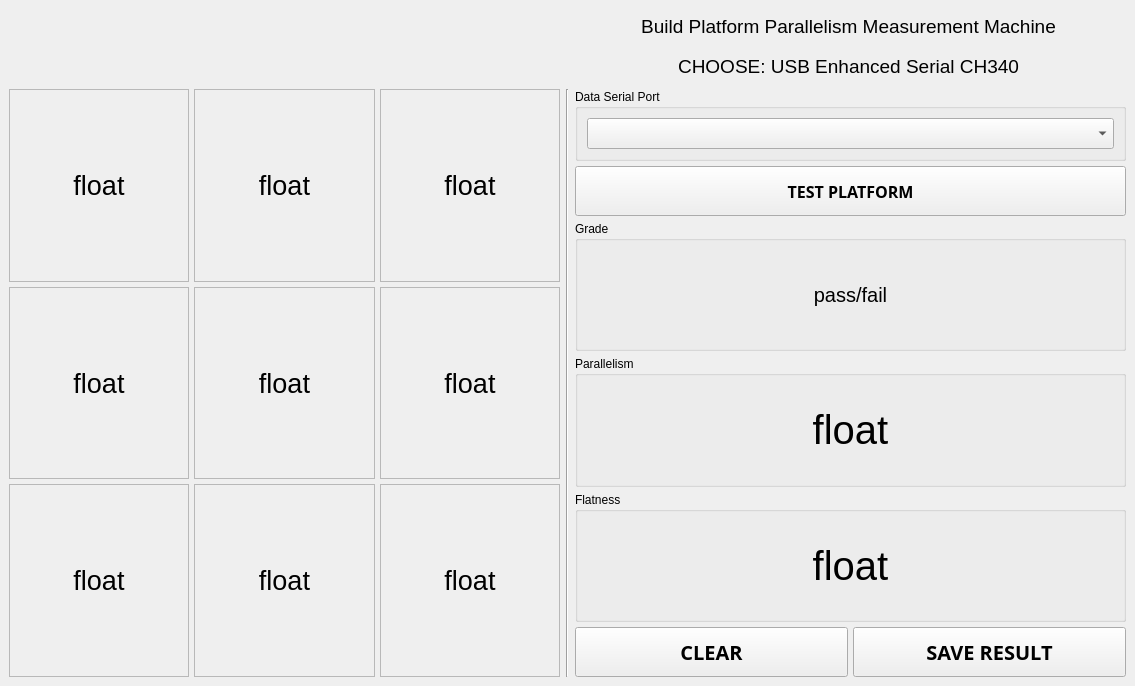
Before: the Qt Designer form qt-platform-parallelism/form.ui in losgab/micrometer-parallelism-qc, drawn with Qt 5.
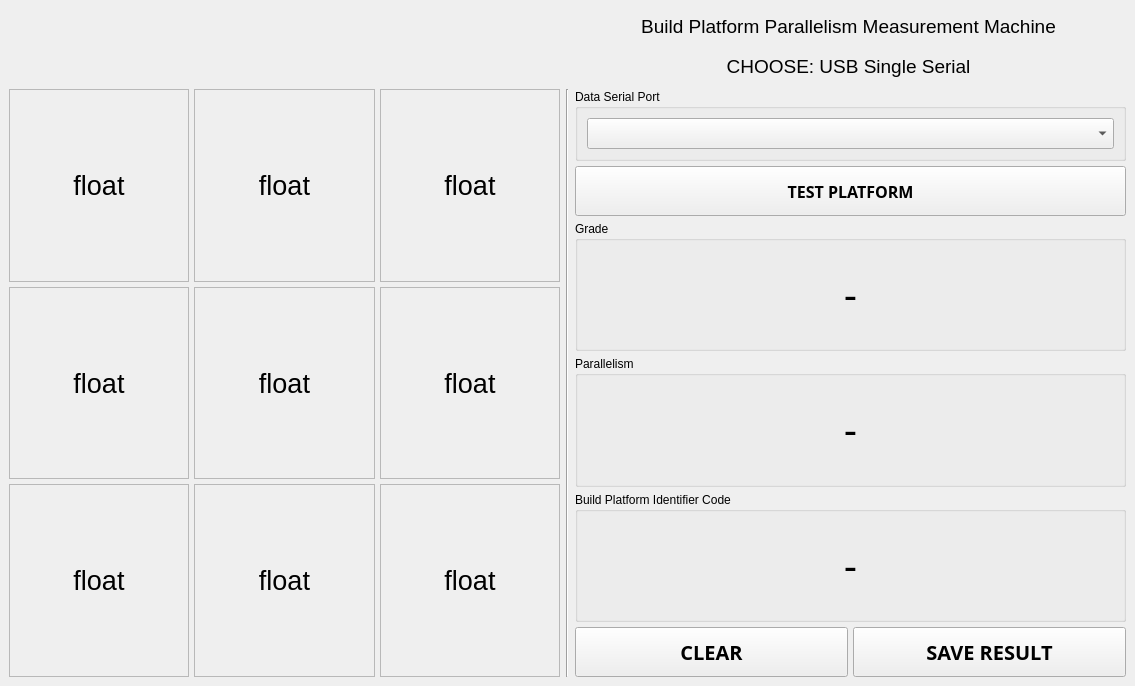
After: the same form once the commit is applied. Icons and pictures are not drawn.

What changed in the file:
```diff
--- a/qt-platform-parallelism/form.ui
+++ b/qt-platform-parallelism/form.ui
@@ -76,7 +76,7 @@
            </font>
           </property>
           <property name="text">
-           <string>CHOOSE: USB Enhanced Serial CH340</string>
+           <string>CHOOSE: USB Single Serial</string>
           </property>
           <property name="alignment">
            <set>Qt::AlignCenter</set>
@@ -490,11 +490,11 @@
             <widget class="QLabel" name="grade_data">
              <property name="font">
               <font>
-               <pointsize>15</pointsize>
+               <pointsize>30</pointsize>
               </font>
              </property>
              <property name="text">
-              <string>pass/fail</string>
+              <string>-</string>
              </property>
              <property name="alignment">
               <set>Qt::AlignCenter</set>
@@ -518,7 +518,7 @@
               </font>
              </property>
              <property name="text">
-              <string>float</string>
+              <string>-</string>
              </property>
              <property name="alignment">
               <set>Qt::AlignCenter</set>
@@ -531,7 +531,7 @@
         <item>
          <widget class="QGroupBox" name="flatness">
           <property name="title">
-           <string>Flatness</string>
+           <string>Build Platform Identifier Code</string>
           </property>
           <layout class="QGridLayout" name="gridLayout_6">
            <item row="0" column="0">
@@ -542,7 +542,7 @@
               </font>
              </property>
              <property name="text">
-              <string>float</string>
+              <string>-</string>
              </property>
              <property name="alignment">
               <set>Qt::AlignCenter</set>
```
Left out of the diff: 4 changed lines with no effect on the pictures.
